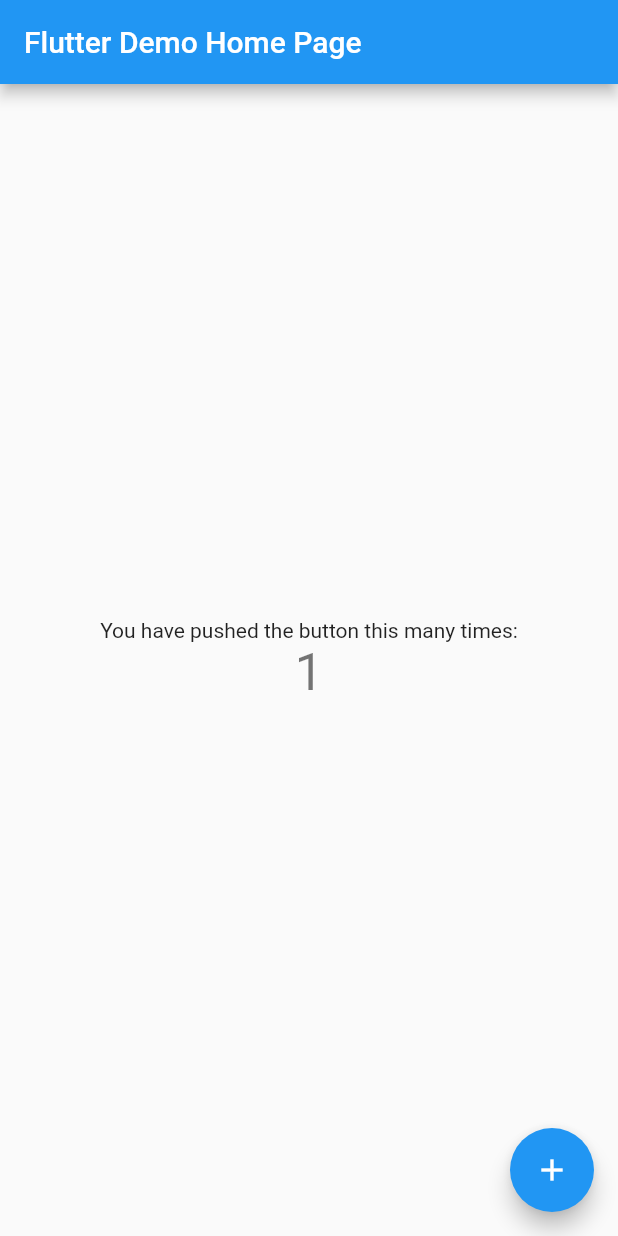
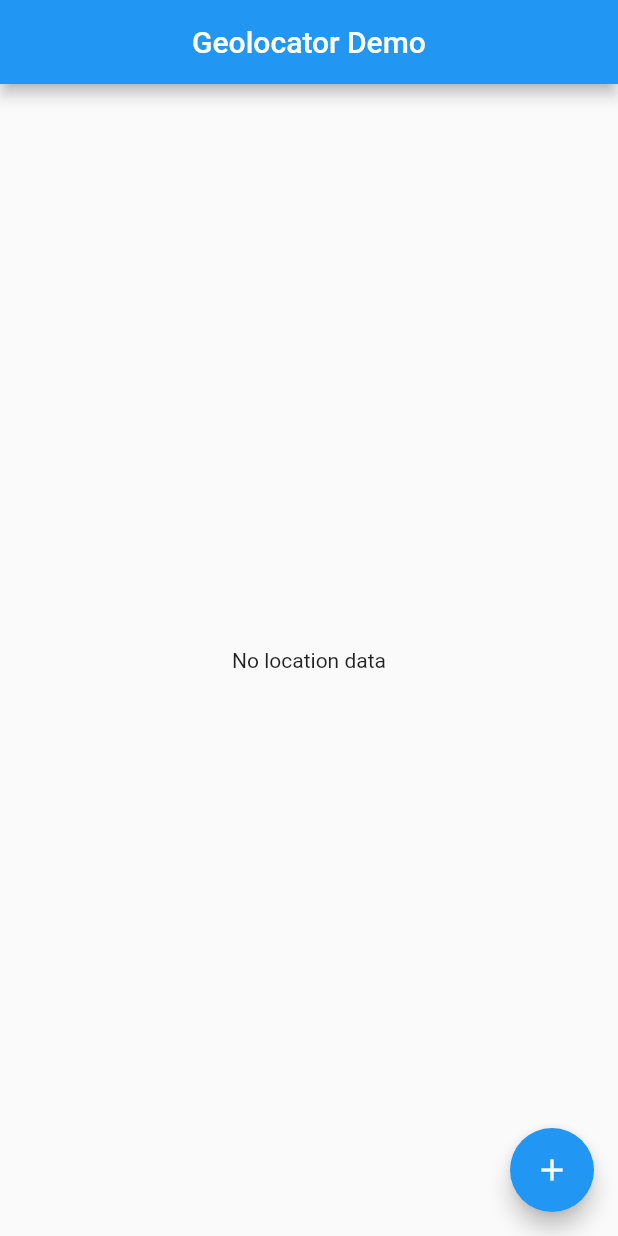
Before and after one commit to indrasz/Flutter-Fundamental, a Flutter app: the screen it shows after launch, after a tap on the "add" icon, on a phone screen of 412 x 824 dp. Run offline on Flutter 3.47's test engine with Material 2 defaults, Android fonts, the phone set to English and light mode, and no system bars; our stand-ins replace bloc, geolocator.

Commit message:
fix geolocation

```diff
--- a/geolocator_implementation/lib/main.dart
+++ b/geolocator_implementation/lib/main.dart
@@ -1,115 +1,70 @@
 import 'package:flutter/material.dart';
+import 'package:geolocator/geolocator.dart';
 
-void main() {
-  runApp(const MyApp());
-}
+void main() => runApp(const MyApp());
 
 class MyApp extends StatelessWidget {
   const MyApp({Key? key}) : super(key: key);
 
-  // This widget is the root of your application.
   @override
   Widget build(BuildContext context) {
-    return MaterialApp(
-      title: 'Flutter Demo',
-      theme: ThemeData(
-        // This is the theme of your application.
-        //
-        // Try running your application with "flutter run". You'll see the
-        // application has a blue toolbar. Then, without quitting the app, try
-        // changing the primarySwatch below to Colors.green and then invoke
-        // "hot reload" (press "r" in the console where you ran "flutter run",
-        // or simply save your changes to "hot reload" in a Flutter IDE).
-        // Notice that the counter didn't reset back to zero; the application
-        // is not restarted.
-        primarySwatch: Colors.blue,
-      ),
-      home: const MyHomePage(title: 'Flutter Demo Home Page'),
+    return const MaterialApp(
+      debugShowCheckedModeBanner: false,
+      home: HomePage(),
     );
   }
 }
 
-class MyHomePage extends StatefulWidget {
-  const MyHomePage({Key? key, required this.title}) : super(key: key);
-
-  // This widget is the home page of your application. It is stateful, meaning
-  // that it has a State object (defined below) that contains fields that affect
-  // how it looks.
-
-  // This class is the configuration for the state. It holds the values (in this
-  // case the title) provided by the parent (in this case the App widget) and
-  // used by the build method of the State. Fields in a Widget subclass are
-  // always marked "final".
-
-  final String title;
+class HomePage extends StatefulWidget {
+  const HomePage({Key? key}) : super(key: key);
 
   @override
-  State<MyHomePage> createState() => _MyHomePageState();
+  State<HomePage> createState() => _HomePageState();
 }
 
-class _MyHomePageState extends State<MyHomePage> {
-  int _counter = 0;
+class _HomePageState extends State<HomePage> {
+  @override
+  Widget build(BuildContext context) {
+    return Scaffold(
+      appBar: AppBar(
+        centerTitle: true,
+        title: const Text("Geolocator Demo"),
+      ),
+      body: Center(
+        child: _position != null
+            ? Text('Current Location: \n' + _position.toString())
+            : const Text('No location data'),
+      ),
+      floatingActionButton: FloatingActionButton(
+        onPressed: _getCurrentLocation,
+        tooltip: 'Increment',
+        child: Icon(Icons.add),
+      ),
+    );
+  }
 
-  void _incrementCounter() {
+  Position? _position;
+
+  void _getCurrentLocation() async {
+    Position position = await _determinePosition();
     setState(() {
-      // This call to setState tells the Flutter framework that something has
-      // changed in this State, which causes it to rerun the build method below
-      // so that the display can reflect the updated values. If we changed
-      // _counter without calling setState(), then the build method would not be
-      // called again, and so nothing would appear to happen.
-      _counter++;
+      _position = position;
     });
   }
 
-  @override
-  Widget build(BuildContext context) {
-    // This method is rerun every time setState is called, for instance as done
-    // by the _incrementCounter method above.
-    //
-    // The Flutter framework has been optimized to make rerunning build methods
-    // fast, so that you can just rebuild anything that needs updating rather
-    // than having to individually change instances of widgets.
-    return Scaffold(
-      appBar: AppBar(
-        // Here we take the value from the MyHomePage object that was created by
-        // the App.build method, and use it to set our appbar title.
-        title: Text(widget.title),
-      ),
-      body: Center(
-        // Center is a layout widget. It takes a single child and positions it
-        // in the middle of the parent.
-        child: Column(
-          // Column is also a layout widget. It takes a list of children and
-          // arranges them vertically. By default, it sizes itself to fit its
-          // children horizontally, and tries to be as tall as its parent.
-          //
-          // Invoke "debug painting" (press "p" in the console, choose the
-          // "Toggle Debug Paint" action from the Flutter Inspector in Android
-          // Studio, or the "Toggle Debug Paint" command in Visual Studio Code)
-          // to see the wireframe for each widget.
-          //
-          // Column has various properties to control how it sizes itself and
-          // how it positions its children. Here we use mainAxisAlignment to
-          // center the children vertically; the main axis here is the vertical
-          // axis because Columns are vertical (the cross axis would be
-          // horizontal).
-          mainAxisAlignment: MainAxisAlignment.center,
-          children: <Widget>[
-            const Text(
-              'You have pushed the button this many times:',
-            ),
-            Text(
-              '$_counter',
-              style: Theme.of(context).textTheme.headline4,
-            ),
-          ],
-        ),
-      ),
-      floatingActionButton: FloatingActionButton(
-        onPressed: _incrementCounter,
-        tooltip: 'Increment',
-        child: const Icon(Icons.add),
-      ), // This trailing comma makes auto-formatting nicer for build methods.
-    );
+  Future<Position> _determinePosition() async {
+    LocationPermission permission;
+    permission = await Geolocator.checkPermission();
+    if (permission == LocationPermission.denied) {
+      permission = await Geolocator.requestPermission();
+      if (permission == LocationPermission.denied) {
+        return Future.error('Location permissions are denied');
+      }
+    }
+    if (permission == LocationPermission.deniedForever) {
+      return Future.error(
+          'Location permissions are permanently denied, we cannot request permissions.');
+    }
+    return await Geolocator.getCurrentPosition();
   }
 }
```
Also changed, not shown: 2 other files.
